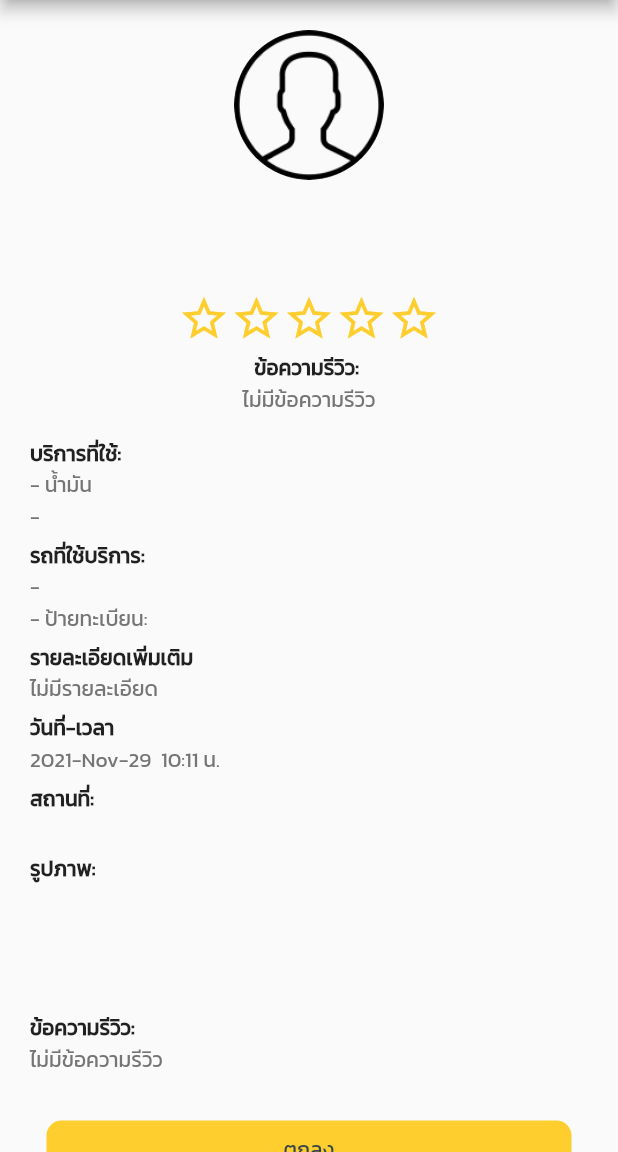
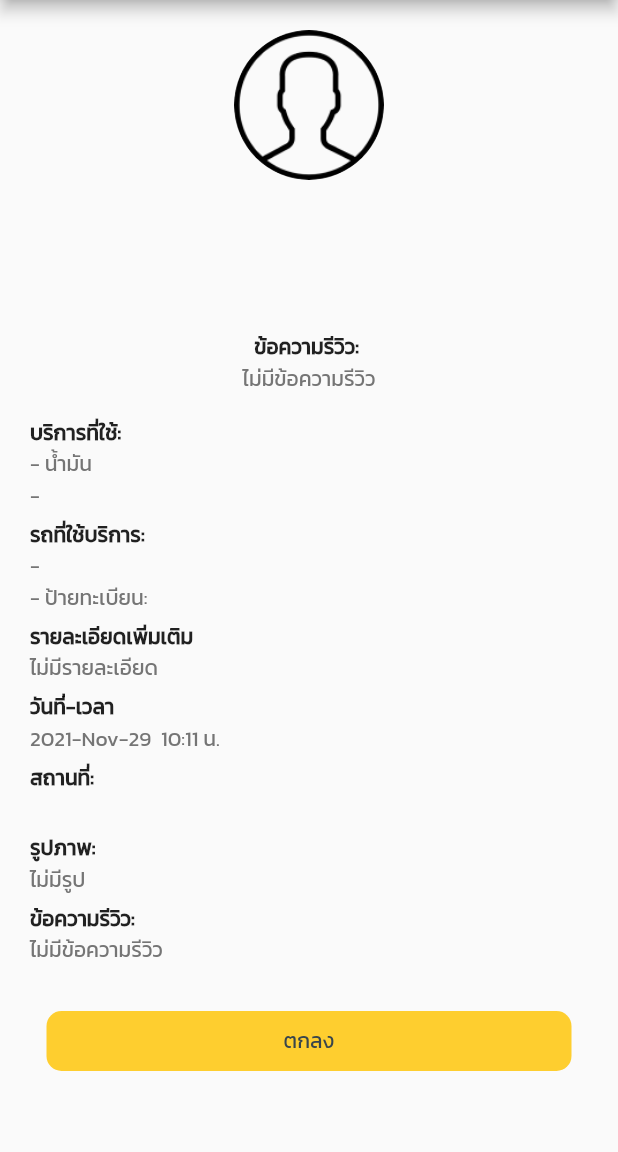
Before and after one commit to jukr3410/RodSiaGarage, a Flutter app: the HistoryInfoPage screen opened directly with empty values, on a phone screen of 412 x 824 dp, the part 84-1236 px from its top. Run offline on Flutter 3.47's test engine with Material 2 defaults, Android fonts, the phone set to English and light mode, and no system bars; drawn by our look-alikes of getwidget; our stand-ins replace bloc, cached_network_image, carousel_slider, equatable, fancy_bottom_navigation, flutter_bloc and 19 more; missing offline and left inert: direct_select, flutter_polyline_points, fswitch, geocoder, locally, map_address_picker and 4 more; accounts and stored records are empty.

Commit message:
[update]

```diff
--- a/lib/history_feature/widgets/historyInfoPage.dart
+++ b/lib/history_feature/widgets/historyInfoPage.dart
@@ -54,7 +54,9 @@ class _HistoryInfoPageState extends State<HistoryInfoPage> {
                     widget.requestService.user.email,
                     style: TextStyle(color: Colors.grey.shade600),
                   ),
-                  GFRating(
+                  widget.requestService.review!.star == 0
+                      ? Text('')
+                      : GFRating(
                           color: primaryColor,
                           borderColor: primaryColor,
                           value: widget.requestService.review!.star.toDouble(),
@@ -73,13 +75,19 @@ class _HistoryInfoPageState extends State<HistoryInfoPage> {
                           style: TextStyle(color: Colors.grey.shade600),
                         )
                       : Container(
-                          width: 250,
-                          child: Text(
+                          width: 200,
+                          child: Row(
+                            crossAxisAlignment: CrossAxisAlignment.center,
+                            mainAxisAlignment: MainAxisAlignment.center,
+                            children: [
+                              Text(
                                 widget.requestService.review!.text,
                                 softWrap: true,
                                 maxLines: 3,
                                 overflow: TextOverflow.ellipsis,
                                 style: TextStyle(color: Colors.grey.shade600),
+                              ),
+                            ],
                           ),
                         ),
                   SizedBox(height: 15),
@@ -188,7 +196,7 @@ class _HistoryInfoPageState extends State<HistoryInfoPage> {
                             'รูปภาพ: ',
                             style: TextStyle(fontWeight: FontWeight.bold),
                           ),
-                          widget.requestService.images == null
+                          widget.requestService.images!.isEmpty
                               ? Text(
                                   'ไม่มีรูป',
                                   style: TextStyle(color: Colors.grey.shade600),
```
Also changed, not shown: lib/history_feature/widgets/listReq.dart (+0 -8 lines), lib/request_service_feature/widgets/requestDetailAndGiveStarPage.dart (+8 -0 lines). Lines whose indentation alone changed are shown as unchanged.
